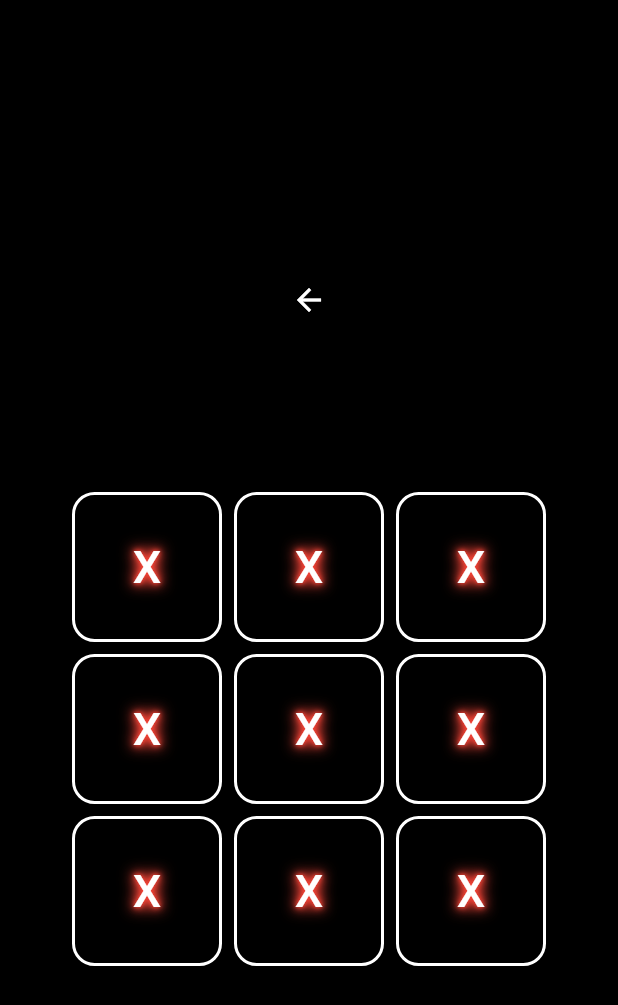
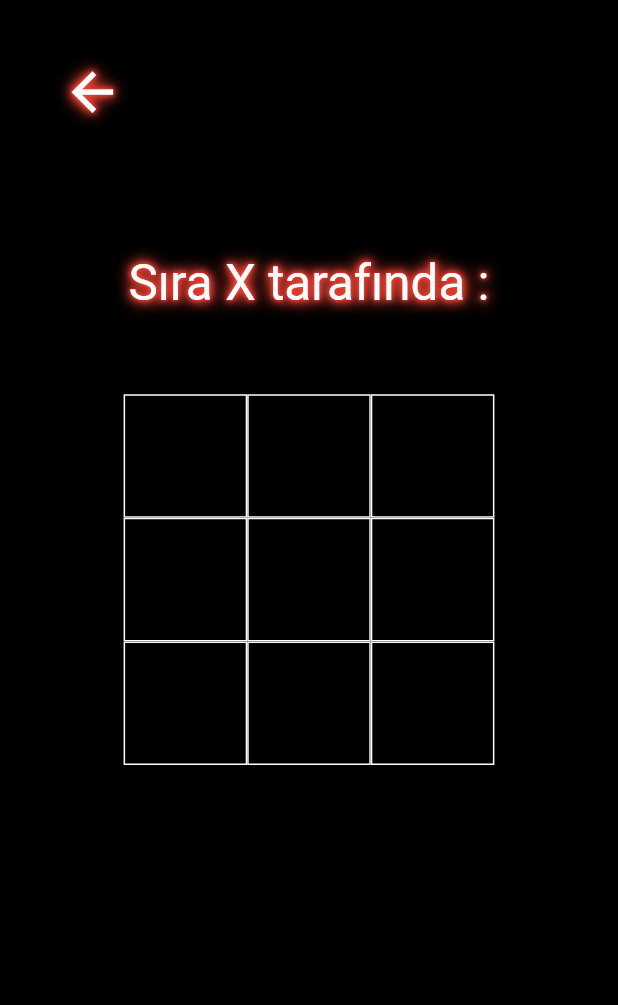
Before and after one commit to muhammettalhakaymak23214/xox, a Flutter app: the screen it shows after launch, after a tap on "OYNA", on a phone screen of 412 x 824 dp. Shown: the top 1005 px of the screen. Run offline on Flutter 3.47's test engine with Material 2 defaults, Android fonts, the phone set to English and light mode, and no system bars.

Commit message:
responsive tasarım yapıldı

```diff
--- a/lib/screens/main_screen.dart
+++ b/lib/screens/main_screen.dart
@@ -34,6 +34,7 @@ class _MainScreenState extends State<MainScreen> {
     Widget denemebutonu(String buttonAdi, int butonId) {
       return TextButton(
           style: ButtonStyle(
+              overlayColor: MaterialStateProperty.all(Colors.white),
               shape: MaterialStateProperty.resolveWith<OutlinedBorder>((_) {
                 return RoundedRectangleBorder(
                     borderRadius: BorderRadius.circular(15));
@@ -65,6 +66,7 @@ class _MainScreenState extends State<MainScreen> {
       backgroundColor: Colors.black,
       body: Center(
         child: Column(
+          mainAxisAlignment: MainAxisAlignment.center,
           children: [
             Bosluk().bosluk(100.0),
             denemebutonu("oyna", 1),
--- a/lib/screens/xoxGameScreen.dart
+++ b/lib/screens/xoxGameScreen.dart
@@ -1,8 +1,9 @@
 import 'package:flutter/material.dart';
-import 'package:flutter/src/widgets/container.dart';
-import 'package:flutter/src/widgets/framework.dart';
+
 import 'package:xox/widget_build/bosluk.dart';
 import 'package:xox/widget_build/renkler.dart';
+
+import '../xoxKutuXmiOmu.dart';
 
 class xoxGameScreen extends StatefulWidget {
   const xoxGameScreen({super.key});
@@ -12,40 +13,140 @@ class xoxGameScreen extends StatefulWidget {
 }
 
 class _xoxGameScreenState extends State<xoxGameScreen> {
-  Widget geriButonu() {
-    return Container(
-        child: IconButton(
+  //Buton degerleri
+  String s1s1 = "";
+  String s1s2 = "";
+  String s1s3 = "";
+  String s2s1 = "";
+  String s2s2 = "";
+  String s2s3 = "";
+  String s3s1 = "";
+  String s3s2 = "";
+  String s3s3 = "";
+
+  //O an kutuya yazdirilacak deger
+  String kutuyaYazilanDeger = "X";
+
+  void xmioMu(double butonId) {
+    if (butonId == 1.1 && s1s1 == "") {
+      print("buna da girdi");
+
+      s1s1 = kutuyaNeYazilacak(kutuyaYazilanDeger);
+    } else if (butonId == 1.2 && s1s2 == "") {
+      s1s2 = kutuyaNeYazilacak(kutuyaYazilanDeger);
+    } else if (butonId == 1.3 && s1s3 == "") {
+      s1s3 = kutuyaNeYazilacak(kutuyaYazilanDeger);
+    } else if (butonId == 2.1 && s2s1 == "") {
+      s2s1 = kutuyaNeYazilacak(kutuyaYazilanDeger);
+    } else if (butonId == 2.2 && s2s2 == "") {
+      s2s2 = kutuyaNeYazilacak(kutuyaYazilanDeger);
+    } else if (butonId == 2.3 && s2s3 == "") {
+      s2s3 = kutuyaNeYazilacak(kutuyaYazilanDeger);
+    } else if (butonId == 3.1 && s3s1 == "") {
+      s3s1 = kutuyaNeYazilacak(kutuyaYazilanDeger);
+    } else if (butonId == 3.2 && s3s2 == "") {
+      s3s2 = kutuyaNeYazilacak(kutuyaYazilanDeger);
+    } else if (butonId == 3.3 && s3s3 == "") {
+      s3s3 = kutuyaNeYazilacak(kutuyaYazilanDeger);
+    }
+  }
+
+  String kutuyaNeYazilacak(String kutuYazilanDeger) {
+    if (kutuYazilanDeger == "X") {
+      kutuyaYazilanDeger = "O";
+      return "X";
+    } else {
+      kutuyaYazilanDeger = "X";
+      return "O";
+    }
+  }
+
+  String kutuyaTextiGonder(buttonId) {
+    if (buttonId == 1.1) {
+      return s1s1;
+    } else if (buttonId == 1.2) {
+      return s1s2;
+    } else if (buttonId == 1.3) {
+      return s1s3;
+    } else if (buttonId == 2.1) {
+      return s2s1;
+    } else if (buttonId == 2.2) {
+      return s2s2;
+    } else if (buttonId == 2.3) {
+      return s2s3;
+    } else if (buttonId == 3.1) {
+      return s3s1;
+    } else if (buttonId == 3.2) {
+      return s3s2;
+    } else if (buttonId == 3.3) {
+      return s3s3;
+    } else {
+      return "Hata";
+    }
+  }
+
+  //Geri butonu
+  Widget geriButonu(double deger) {
+    return IconButton(
       onPressed: () {
         Navigator.pop(context);
       },
-      icon: Icon(Icons.arrow_back, color: Colors.white),
+      icon: Icon(
+        size: deger,
+        Icons.arrow_back,
+        color: Colors.white,
+        shadows: [
+          Shadow(color: Renkler().shadowColor, blurRadius: 3),
+          Shadow(color: Renkler().shadowColor, blurRadius: 6),
+          Shadow(color: Renkler().shadowColor, blurRadius: 9),
+          Shadow(color: Renkler().shadowColor, blurRadius: 12),
+          Shadow(color: Renkler().shadowColor, blurRadius: 15),
+        ],
+      ),
       style: ButtonStyle(
           backgroundColor:
               MaterialStateProperty.all<Color>(Renkler().buttonRengi)),
-    ));
+    );
   }
 
-  Widget kutu() {
-    return Padding(
-      padding: const EdgeInsets.all(4.0),
-      child: Container(
-        height: 100,
-        width: 100,
-        child: TextButton(
+  Widget kimdeSira(deger) {
+    return Text(
+      "Sıra " + kutuyaYazilanDeger + " tarafında :",
+      style: TextStyle(
+        color: Renkler().metinRengi,
+        fontSize: deger / 2.5,
+        shadows: [
+          Shadow(color: Renkler().shadowColor, blurRadius: 3),
+          Shadow(color: Renkler().shadowColor, blurRadius: 6),
+          Shadow(color: Renkler().shadowColor, blurRadius: 9),
+          Shadow(color: Renkler().shadowColor, blurRadius: 12),
+          Shadow(color: Renkler().shadowColor, blurRadius: 15),
+        ],
+      ),
+    );
+  }
+
+  //Kutular
+  Widget kutu(double buttonId, deger) {
+    return TextButton(
         style: ButtonStyle(
             shadowColor: MaterialStateProperty.all(Colors.white),
             overlayColor: MaterialStateProperty.all(Colors.white),
             shape: MaterialStateProperty.resolveWith<OutlinedBorder>((_) {
               return RoundedRectangleBorder(
-                      borderRadius: BorderRadius.circular(15));
+                  borderRadius: BorderRadius.circular(0));
             }),
             side: MaterialStateProperty.resolveWith<BorderSide>(
-                    (states) => BorderSide(color: Colors.white, width: 2)),
-                backgroundColor:
-                    MaterialStateProperty.all<Color>(Renkler().buttonRengi)),
-            onPressed: () {},
+                (states) => BorderSide(
+                      color: Colors.white,
+                    )),
+            backgroundColor: MaterialStateProperty.all<Color>(Colors.black)),
+        onPressed: () {
+          xmioMu(buttonId);
+          setState(() {});
+        },
         child: Text(
-              "X",
+          kutuyaTextiGonder(buttonId),
           style: TextStyle(
               color: Renkler().metinRengi,
               shadows: [
@@ -55,48 +156,110 @@ class _xoxGameScreenState extends State<xoxGameScreen> {
                 Shadow(color: Renkler().shadowColor, blurRadius: 12),
                 Shadow(color: Renkler().shadowColor, blurRadius: 15),
               ],
-                  fontSize: 30),
-            )),
-      ),
-    );
+              fontSize: deger / 2.5),
+        ));
   }
 
   @override
   Widget build(BuildContext context) {
+    final MediaQueryData mediaQueryData = MediaQuery.of(context);
+    final double deviceWidth = mediaQueryData.size.width;
+    final double heightInDesign = 260;
+    final double widthInDesign = 170;
+    final double padding = 18;
+    final double spaceBetween = 24;
+    final double responsiveWidth = (deviceWidth / 5);
+
+    final double responsiveHeight = responsiveWidth;
+
     return MaterialApp(
       home: Scaffold(
         backgroundColor: Colors.black,
-        body: Center(
-          child: Column(mainAxisAlignment: MainAxisAlignment.center, children: [
-            geriButonu(),
-            Bosluk().bosluk(100),
+        body: Column(children: [
+          Padding(
+            padding: EdgeInsets.all(responsiveWidth / 2.5),
+            child: Container(
+                alignment: Alignment.topLeft,
+                child: geriButonu(responsiveWidth / 2)),
+          ),
+          SizedBox(
+            height: responsiveHeight / 1.5,
+          ),
+          Container(
+              alignment: Alignment.center,
+              width: responsiveWidth * 4,
+              child: kimdeSira(responsiveWidth)),
+          SizedBox(
+            height: responsiveHeight / 1.5,
+          ),
           Row(
-              mainAxisAlignment: MainAxisAlignment.center,
             children: [
-                kutu(),
-                kutu(),
-                kutu(),
+              SizedBox(
+                width: responsiveWidth,
+              ),
+              Container(
+                  height: responsiveHeight,
+                  width: responsiveWidth,
+                  child: kutu(1.1, responsiveWidth)),
+              Container(
+                  height: responsiveHeight,
+                  width: responsiveWidth,
+                  child: kutu(1.2, responsiveWidth)),
+              Container(
+                  height: responsiveHeight,
+                  width: responsiveWidth,
+                  child: kutu(1.3, responsiveWidth)),
+              SizedBox(
+                width: responsiveWidth,
+              ),
             ],
           ),
           Row(
-              mainAxisAlignment: MainAxisAlignment.center,
             children: [
-                kutu(),
-                kutu(),
-                kutu(),
+              SizedBox(
+                width: responsiveWidth,
+              ),
+              Container(
+                  height: responsiveHeight,
+                  width: responsiveWidth,
+                  child: kutu(2.1, responsiveWidth)),
+              Container(
+                  height: responsiveHeight,
+                  width: responsiveWidth,
+                  child: kutu(2.2, responsiveWidth)),
+              Container(
+                  height: responsiveHeight,
+                  width: responsiveWidth,
+                  child: kutu(2.3, responsiveWidth)),
+              SizedBox(
+                width: responsiveWidth,
+              ),
             ],
           ),
           Row(
-              mainAxisAlignment: MainAxisAlignment.center,
             children: [
-                kutu(),
-                kutu(),
-                kutu(),
+              SizedBox(
+                width: responsiveWidth,
+              ),
+              Container(
+                  height: responsiveHeight,
+                  width: responsiveWidth,
+                  child: kutu(3.1, responsiveWidth)),
+              Container(
+                  height: responsiveHeight,
+                  width: responsiveWidth,
+                  child: kutu(3.2, responsiveWidth)),
+              Container(
+                  height: responsiveHeight,
+                  width: responsiveWidth,
+                  child: kutu(3.3, responsiveWidth)),
+              SizedBox(
+                width: responsiveWidth,
+              ),
             ],
           ),
         ]),
       ),
-      ),
     );
   }
 }
--- a/lib/widget_build/bosluk.dart
+++ b/lib/widget_build/bosluk.dart
@@ -4,7 +4,7 @@ import 'package:flutter/cupertino.dart';
 class Bosluk {
   Widget bosluk(double boslukDegeri) {
     return SizedBox(
-      height: boslukDegeri,
+      width: boslukDegeri,
     );
   }
 }
```
Also changed, not shown: lib/xoxKutuXmiOmu.dart (added, +83 -0 lines). Lines whose indentation alone changed are shown as unchanged.
